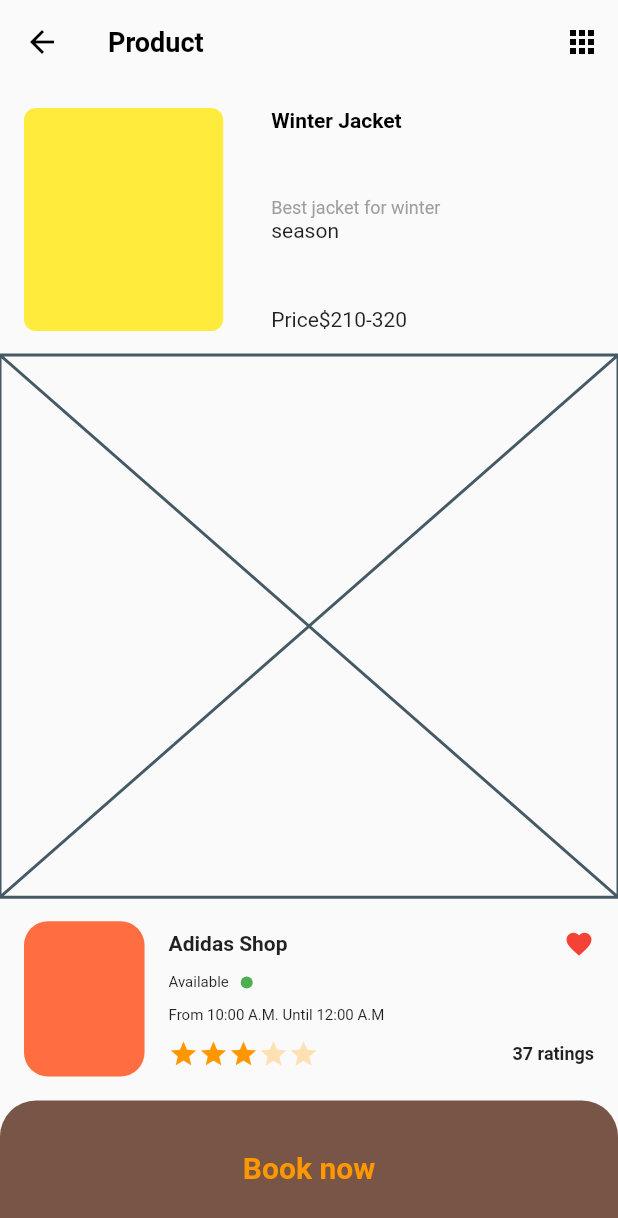
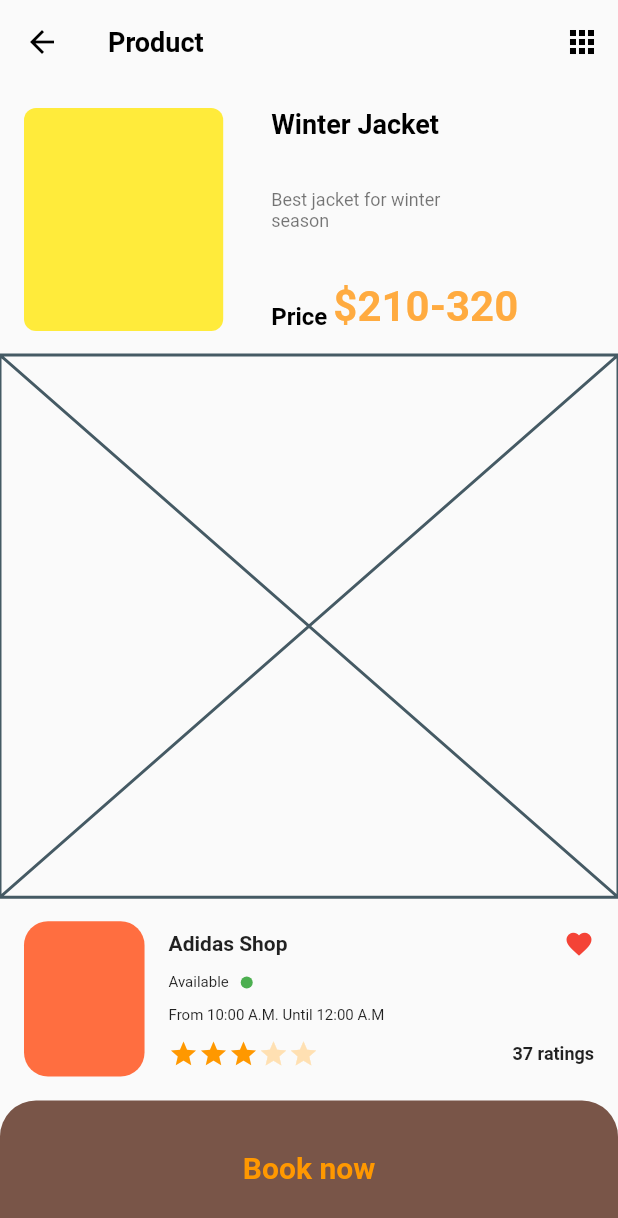
Before and after one commit to JAICHANGPARK/flutter_notebook_the_third_story, a Flutter app: the ProductPage screen opened directly, on a phone screen of 412 x 824 dp. Shown: the top 1218 px of the screen. Run offline on Flutter 3.47's test engine with Material 2 defaults, Android fonts, the phone set to English and light mode, and no system bars; our stand-ins replace badges, dotted_border, fl_chart, page_transition, percent_indicator; network calls fail.

Commit message:
Update product_page.dart

```diff
--- a/lib/travel_store_app/product_page.dart
+++ b/lib/travel_store_app/product_page.dart
@@ -50,21 +50,43 @@ class _ProductPageState extends State<ProductPage> {
                     child: Column(
                       crossAxisAlignment: CrossAxisAlignment.start,
                       children: <Widget>[
-                        Text("Winter Jacket", style: TextStyle(
-                          color: Colors.black,
-                          fontWeight: FontWeight.bold,
-                        ),),
+                        Text(
+                          "Winter Jacket",
+                          style: TextStyle(
+                              color: Colors.black,
+                              fontWeight: FontWeight.bold,
+                              fontSize: 18),
+                        ),
                         Spacer(),
-                        Text("Best jacket for winter", style: TextStyle(
-                          color: Colors.grey,
-                          fontSize: 12
-                        ),),
-                        Text("season"),
+                        Text(
+                          "Best jacket for winter",
+                          style: TextStyle(color: Colors.black54, fontSize: 12),
+                        ),
+                        Text(
+                          "season",
+                          style: TextStyle(color: Colors.black54, fontSize: 12),
+                        ),
                         Spacer(),
                         Row(
+                          crossAxisAlignment: CrossAxisAlignment.end,
                           children: <Widget>[
-                            Text("Price"),
-                            Text("\$210-320"),
+                            Text(
+                              "Price",
+                              style: TextStyle(
+                                  color: Colors.black,
+                                  fontWeight: FontWeight.bold,
+                                  fontSize: 16),
+                            ),
+                            SizedBox(
+                              width: 4,
+                            ),
+                            Text(
+                              "\$210-320",
+                              style: TextStyle(
+                                  color: Colors.orangeAccent,
+                                  fontSize: 28,
+                                  fontWeight: FontWeight.bold),
+                            ),
                           ],
                         )
                       ],
```
